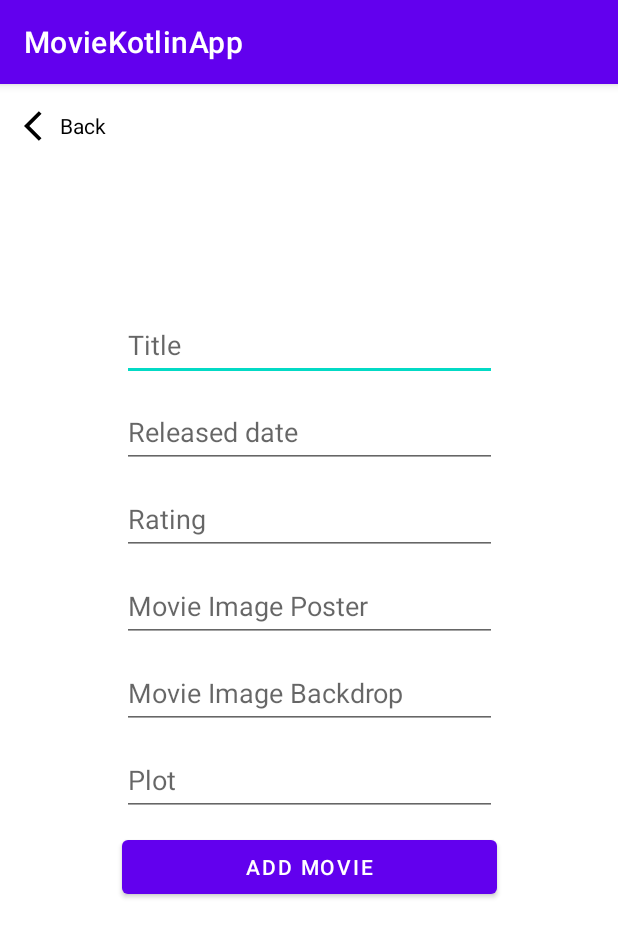
After one commit to carloagetano/MovieKotlinApp, an Android app: the AddMovieActivity screen opened directly, with no data from a screen before it, on a phone screen of 412 x 824 dp. The commit adds this screen. Shown: the top 937 px of the screen. Run offline under Robolectric (Android 15) with nearby library versions, the phone set to English and light mode, and no system bars; our stand-ins replace Room's generated code, data binding; network calls fail.

Commit message:
add movie feature and reload movie list

```diff
--- a/app/src/main/AndroidManifest.xml
+++ b/app/src/main/AndroidManifest.xml
@@ -16,6 +16,9 @@
         android:usesCleartextTraffic="true"
         tools:targetApi="31">
         <activity
+            android:name=".presentation.main.view.AddMovieActivity"
+            android:exported="false" />
+        <activity
             android:name=".presentation.main.view.MovieDetailsActivity"
             android:exported="false" />
         <activity
--- a/app/src/main/java/com/example/moviekotlinapp/data/service/RetrofitInstance.kt
+++ b/app/src/main/java/com/example/moviekotlinapp/data/service/RetrofitInstance.kt
@@ -1,17 +1,17 @@
 package com.example.moviekotlinapp.data.service
 
+import com.example.moviekotlinapp.data.utils.Constants
 import retrofit2.Retrofit
 import retrofit2.converter.gson.GsonConverterFactory
 
 object RetrofitInstance {
     private var retrofit: Retrofit? = null
-    private const val BASE_URL = "http://192.168.254.102:8080"
 
     val service: MovieAPIService
         get() {
             if (retrofit == null) {
                 retrofit = Retrofit.Builder()
-                    .baseUrl(BASE_URL)
+                    .baseUrl(Constants.BASE_URL)
                     .addConverterFactory(GsonConverterFactory.create())
                     .build()
             }
--- /dev/null
+++ b/app/src/main/java/com/example/moviekotlinapp/data/utils/Constants.kt
@@ -0,0 +1,6 @@
+package com.example.moviekotlinapp.data.utils
+
+object Constants {
+    const val BASE_URL = "http://192.168.254.102:8080"
+    const val AUTH_TOKEN = "dGVzdDpzZWNyZXQ="
+}
--- /dev/null
+++ b/app/src/main/java/com/example/moviekotlinapp/presentation/main/view/AddMovieActivity.kt
@@ -0,0 +1,72 @@
+package com.example.moviekotlinapp.presentation.main.view
+
+import android.os.Bundle
+import android.widget.Toast
+import androidx.appcompat.app.AppCompatActivity
+import androidx.databinding.DataBindingUtil
+import androidx.lifecycle.ViewModelProvider
+import com.example.moviekotlinapp.R
+import com.example.moviekotlinapp.databinding.ActivityAddMovieBinding
+import com.example.moviekotlinapp.presentation.main.viewmodel.AddMovieViewModel
+
+class AddMovieActivity : AppCompatActivity() {
+
+    private lateinit var binding: ActivityAddMovieBinding
+    private lateinit var viewModel: AddMovieViewModel
+
+    override fun onCreate(savedInstanceState: Bundle?) {
+        super.onCreate(savedInstanceState)
+
+        binding = DataBindingUtil.setContentView(this, R.layout.activity_add_movie)
+        viewModel = ViewModelProvider(this)[AddMovieViewModel::class.java]
+
+        binding.lifecycleOwner = this
+
+        subscribe()
+        onClickListeners()
+    }
+
+    private fun subscribe() {
+        viewModel.isMovieAdded.observe(this) {
+            if (it) {
+                clearFields()
+            } else {
+                Toast.makeText(this, "Something went wrong.", Toast.LENGTH_LONG).show()
+            }
+        }
+    }
+
+    private fun onClickListeners() {
+        binding.backBtn.setOnClickListener {
+            finish()
+        }
+
+        binding.addMovieBtn.setOnClickListener {
+            val title = binding.titleEtv.text.toString()
+            val released = binding.releasedEtv.text.toString()
+            val rating = binding.ratingEtv.text.toString()
+            val imgPoster = binding.imgPosterEtv.text.toString()
+            val imgBackdrop = binding.imgBackdropEtv.text.toString()
+            val plot = binding.plotEtv.text.toString()
+
+            if (title.isNotEmpty() && released.isNotEmpty() && rating.isNotEmpty() && imgPoster.isNotEmpty()
+                && imgBackdrop.isNotEmpty() && plot.isNotEmpty()
+            ) {
+                viewModel.addMovie(title, released, rating, imgPoster, imgBackdrop, plot)
+            } else {
+                Toast.makeText(this, "Please complete all fields.", Toast.LENGTH_LONG).show()
+            }
+        }
+    }
+
+    private fun clearFields() {
+        binding.titleEtv.setText("")
+        binding.releasedEtv.setText("")
+        binding.ratingEtv.setText("")
+        binding.imgPosterEtv.setText("")
+        binding.imgBackdropEtv.setText("")
+        binding.plotEtv.setText("")
+
+        Toast.makeText(this, "Movie added successfully!", Toast.LENGTH_LONG).show()
+    }
+}
--- /dev/null
+++ b/app/src/main/java/com/example/moviekotlinapp/presentation/main/viewmodel/AddMovieViewModel.kt
@@ -0,0 +1,50 @@
+package com.example.moviekotlinapp.presentation.main.viewmodel
+
+import android.app.Application
+import androidx.lifecycle.AndroidViewModel
+import androidx.lifecycle.LiveData
+import androidx.lifecycle.MutableLiveData
+import androidx.lifecycle.viewModelScope
+import com.example.moviekotlinapp.data.database.MovieDatabase
+import com.example.moviekotlinapp.data.model.Movie
+import com.example.moviekotlinapp.data.repository.MovieRepository
+import kotlinx.coroutines.launch
+
+class AddMovieViewModel(application: Application) : AndroidViewModel(application) {
+
+    private val movieRepository: MovieRepository
+
+    private val _isMovieAdded = MutableLiveData<Boolean>()
+
+    val isMovieAdded: LiveData<Boolean>
+        get() = _isMovieAdded
+
+    init {
+        val movieLocalDao = MovieDatabase.getDatabase(application).getMovieLocalDao()
+        movieRepository = MovieRepository(movieLocalDao)
+    }
+
+
+    fun addMovie(
+        title: String, released: String, rating: String, poster: String,
+        backdrop: String, plot: String
+    ) {
+
+        val images: MutableList<String> = ArrayList()
+        images.add(poster)
+        images.add(backdrop)
+
+        val newMovie = Movie(
+            title, "", "", released, "", "",
+            "", "", "", plot, "", "", "",
+            "", "", rating, "", "", "",
+            "", images, "", false
+        )
+
+        viewModelScope.launch {
+            movieRepository.addMovie(newMovie) { response ->
+                _isMovieAdded.postValue(response)
+            }
+        }
+    }
+}
--- a/app/src/main/java/com/example/moviekotlinapp/presentation/main/viewmodel/MainActivityViewModel.kt
+++ b/app/src/main/java/com/example/moviekotlinapp/presentation/main/viewmodel/MainActivityViewModel.kt
@@ -29,4 +29,8 @@ class MainActivityViewModel(application: Application) : AndroidViewModel(applica
     fun getMoviesLiveData(): LiveData<ArrayList<MovieLocal>> {
         return movieRepository.getMoviesLiveData()
     }
+
+    suspend fun reloadData() {
+        movieRepository.reloadData()
+    }
 }
--- /dev/null
+++ b/app/src/main/res/layout/activity_add_movie.xml
@@ -0,0 +1,99 @@
+<?xml version="1.0" encoding="utf-8"?>
+<layout xmlns:android="http://schemas.android.com/apk/res/android"
+    xmlns:app="http://schemas.android.com/apk/res-auto"
+    xmlns:tools="http://schemas.android.com/tools">
+
+    <data>
+
+    </data>
+
+    <androidx.constraintlayout.widget.ConstraintLayout
+        android:layout_width="match_parent"
+        android:layout_height="match_parent"
+        tools:context=".presentation.main.view.AddMovieActivity">
+
+        <androidx.appcompat.widget.AppCompatTextView
+            android:id="@+id/back_btn"
+            android:layout_width="150dp"
+            android:layout_height="wrap_content"
+            android:layout_marginStart="16dp"
+            android:layout_marginTop="16dp"
+            android:drawableStart="@drawable/ic_arrow_back"
+            android:gravity="start|center"
+            android:text="@string/back"
+            android:textColor="@color/black"
+            app:layout_constraintStart_toStartOf="parent"
+            app:layout_constraintTop_toTopOf="parent" />
+
+        <EditText
+            android:id="@+id/title_etv"
+            android:layout_width="250dp"
+            android:layout_height="48dp"
+            android:layout_marginTop="150dp"
+            android:hint="@string/title_hint"
+            app:layout_constraintEnd_toEndOf="parent"
+            app:layout_constraintStart_toStartOf="parent"
+            app:layout_constraintTop_toTopOf="parent" />
+
+        <EditText
+            android:id="@+id/released_etv"
+            android:layout_width="250dp"
+            android:layout_height="48dp"
+            android:layout_marginTop="10dp"
+            android:hint="@string/released_date_hint"
+            app:layout_constraintEnd_toEndOf="parent"
+            app:layout_constraintStart_toStartOf="parent"
+            app:layout_constraintTop_toBottomOf="@id/title_etv" />
+
+        <EditText
+            android:id="@+id/rating_etv"
+            android:layout_width="250dp"
+            android:layout_height="48dp"
+            android:layout_marginTop="10dp"
+            android:hint="@string/rating_hint"
+            app:layout_constraintEnd_toEndOf="parent"
+            app:layout_constraintStart_toStartOf="parent"
+            app:layout_constraintTop_toBottomOf="@id/released_etv" />
+
+        <EditText
+            android:id="@+id/img_poster_etv"
+            android:layout_width="250dp"
+            android:layout_height="48dp"
+            android:layout_marginTop="10dp"
+            android:hint="@string/movie_image_poster_hint"
+            app:layout_constraintEnd_toEndOf="parent"
+            app:layout_constraintStart_toStartOf="parent"
+            app:layout_constraintTop_toBottomOf="@id/rating_etv" />
+
+        <EditText
+            android:id="@+id/img_backdrop_etv"
+            android:layout_width="250dp"
+            android:layout_height="48dp"
+            android:layout_marginTop="10dp"
+            android:hint="@string/movie_image_backdrop_hint"
+            app:layout_constraintEnd_toEndOf="parent"
+            app:layout_constraintStart_toStartOf="parent"
+            app:layout_constraintTop_toBottomOf="@id/img_poster_etv" />
+
+        <EditText
+            android:id="@+id/plot_etv"
+            android:layout_width="250dp"
+            android:layout_height="48dp"
+            android:layout_marginTop="10dp"
+            android:hint="@string/plot_hint"
+            app:layout_constraintEnd_toEndOf="parent"
+            app:layout_constraintStart_toStartOf="parent"
+            app:layout_constraintTop_toBottomOf="@id/img_backdrop_etv" />
+
+        <Button
+            android:id="@+id/add_movie_btn"
+            android:layout_width="250dp"
+            android:layout_height="wrap_content"
+            android:layout_marginTop="10dp"
+            android:text="@string/add_movie_hint"
+            app:layout_constraintEnd_toEndOf="parent"
+            app:layout_constraintStart_toStartOf="parent"
+            app:layout_constraintTop_toBottomOf="@+id/plot_etv" />
+
+    </androidx.constraintlayout.widget.ConstraintLayout>
+</layout>
--- a/app/src/main/res/values/strings.xml
+++ b/app/src/main/res/values/strings.xml
@@ -1,4 +1,12 @@
 <resources>
     <string name="app_name">MovieKotlinApp</string>
     <string name="movie_app">Movie App</string>
+    <string name="back">Back</string>
+    <string name="title_hint">Title</string>
+    <string name="released_date_hint">Released date</string>
+    <string name="rating_hint">Rating</string>
+    <string name="movie_image_poster_hint">Movie Image Poster</string>
+    <string name="movie_image_backdrop_hint">Movie Image Backdrop</string>
+    <string name="plot_hint">Plot</string>
+    <string name="add_movie_hint">Add Movie</string>
 </resources>
```
Also changed, not shown: app/src/main/java/com/example/moviekotlinapp/data/repository/MovieRepository.kt (+38 -0 lines), app/src/main/java/com/example/moviekotlinapp/data/service/MovieAPIService.kt (+9 -0 lines), app/src/main/java/com/example/moviekotlinapp/presentation/main/view/MainActivity.kt (+21 -0 lines).
